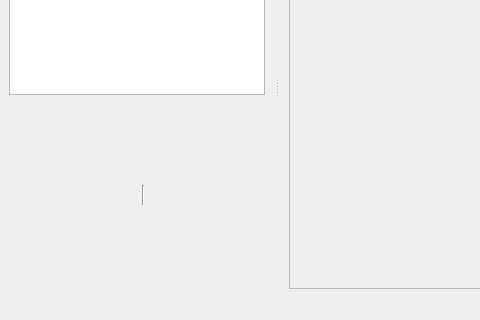
ImageProcessing-ElectronicPublications/scantailor-deviant, file ui/MainWindow.ui: the form before one commit; both pictures show x 0 to 480 and y 144 to 464 of the 783 by 464 pixel window.
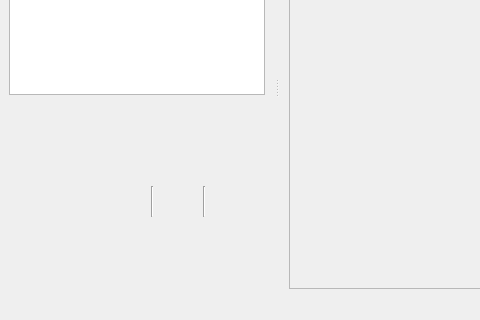
The form after the commit. Icons and pictures are not drawn. Custom widgets are drawn as their Qt base class.

Commit message: Display mouse position relative to page in status bar

```diff
--- a/ui/MainWindow.ui
+++ b/ui/MainWindow.ui
@@ -315,27 +315,38 @@
             <property name="geometry">
              <rect>
               <x>99</x>
-              <y>84</y>
-              <width>71</width>
-              <height>20</height>
+              <y>85</y>
+              <width>141</width>
+              <height>31</height>
              </rect>
             </property>
             <layout class="QHBoxLayout" name="horizontalLayout_2">
-             <property name="spacing">
-              <number>3</number>
-             </property>
-             <property name="leftMargin">
-              <number>0</number>
-             </property>
-             <property name="topMargin">
-              <number>0</number>
-             </property>
-             <property name="rightMargin">
-              <number>0</number>
-             </property>
-             <property name="bottomMargin">
-              <number>0</number>
-             </property>
+             <item>
+              <widget class="QLabel" name="statusLabelMousePos">
+               <property name="minimumSize">
+                <size>
+                 <width>31</width>
+                 <height>0</height>
+                </size>
+               </property>
+               <property name="toolTip">
+                <string>Mouse position</string>
+               </property>
+               <property name="statusTip">
+                <string>Mouse position relative to page</string>
+               </property>
+               <property name="alignment">
+                <set>Qt::AlignRight|Qt::AlignTrailing|Qt::AlignVCenter</set>
+               </property>
+              </widget>
+             </item>
+             <item>
+              <widget class="Line" name="line_2">
+               <property name="orientation">
+                <enum>Qt::Vertical</enum>
+               </property>
+              </widget>
+             </item>
              <item>
               <widget class="QLabel" name="statusLabelPhysSize">
                <property name="minimumSize">
```
The commit also changes 7 other files.
